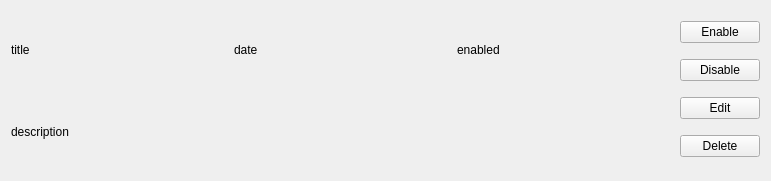
Old version of the form pcsreminder/src/eventwidget.ui in the repository N1vn0vem8er/pineconesnake.
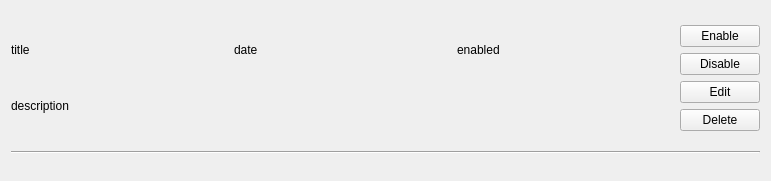
New version of the form. Icons and pictures are not drawn.

```diff
--- a/pcsreminder/src/eventwidget.ui
+++ b/pcsreminder/src/eventwidget.ui
@@ -13,7 +13,9 @@
   <property name="windowTitle">
    <string>Form</string>
   </property>
-  <layout class="QHBoxLayout" name="horizontalLayout_3" stretch="1,0">
+  <layout class="QVBoxLayout" name="verticalLayout_3" stretch="0,0">
+   <item>
+    <layout class="QHBoxLayout" name="horizontalLayout" stretch="1,0">
    <item>
     <layout class="QVBoxLayout" name="verticalLayout">
      <item>
@@ -93,6 +95,15 @@
       </widget>
      </item>
     </layout>
+     </item>
+    </layout>
+   </item>
+   <item>
+    <widget class="Line" name="line">
+     <property name="orientation">
+      <enum>Qt::Orientation::Horizontal</enum>
+     </property>
+    </widget>
    </item>
   </layout>
  </widget>
```
Lines whose indentation alone changed are shown as unchanged.
